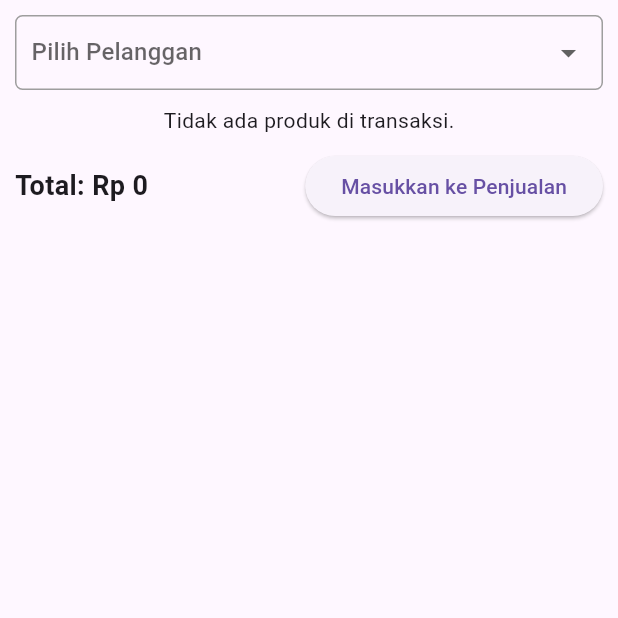
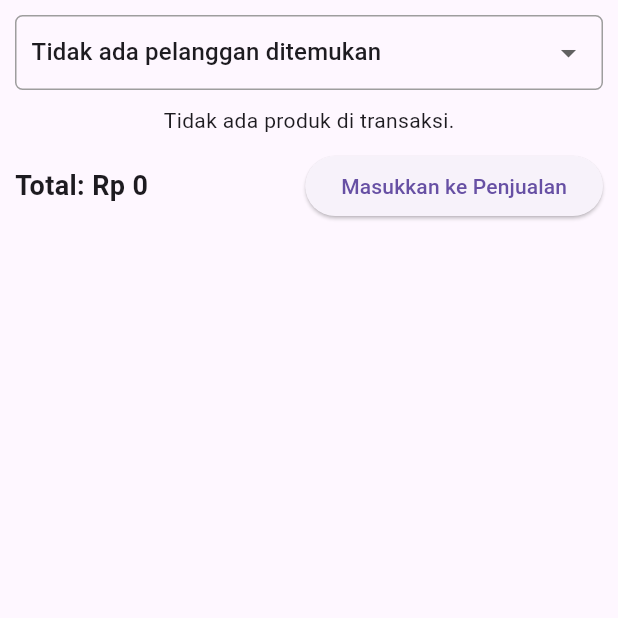
Before and after one commit to novianaura/ukk_2025, a Flutter app: the TransaksiPage screen opened directly with empty values, on a phone screen of 412 x 824 dp, the top half of it. Run offline on Flutter 3.47's test engine with Material 3 defaults, Android fonts, the phone set to English and light mode, and no system bars; our stand-ins replace supabase_flutter; accounts and stored records are empty.

Commit message:
CRUD Transaksi

```diff
--- a/lib/transaksi.dart
+++ b/lib/transaksi.dart
@@ -3,16 +3,20 @@ import 'package:ukk_2025/penjualan.dart';
 
 class TransaksiPage extends StatefulWidget {
   final List<Map<String, dynamic>> transaksiItems;
+  final List<Map<String, dynamic>>
+      customers; // Daftar pelanggan yang dikirim dari HomePage
 
-  const TransaksiPage({Key? key, required this.transaksiItems}) : super(key: key);
+  const TransaksiPage(
+      {Key? key, required this.transaksiItems, required this.customers})
+      : super(key: key);
 
   @override
   _TransaksiPageState createState() => _TransaksiPageState();
 }
 
 class _TransaksiPageState extends State<TransaksiPage> {
-  String? selectedCustomer;  // Variable to hold the selected customer
-  List<String> customers = ['Pelanggan 1', 'Pelanggan 2', 'Pelanggan 3']; // Example customer list
+  String?
+      selectedCustomer; // Untuk menyimpan pelanggan yang dipilih di dropdown
 
   double _calculateTotal() {
     double total = 0;
@@ -24,27 +28,15 @@ class _TransaksiPageState extends State<TransaksiPage> {
     return total;
   }
 
-  void _updateQuantity(int index, int delta) {
-    setState(() {
-      final product = widget.transaksiItems[index];
-      product['quantity'] = (product['quantity'] ?? 1) + delta;
-
-      // If the quantity is less than or equal to zero, remove the product from the list
-      if (product['quantity'] <= 0) {
-        widget.transaksiItems.removeAt(index);
-      } else {
-        // Ensure quantity does not go negative
-        product['quantity'] = product['quantity'] ?? 1;
-      }
-    });
-  }
-
   @override
   Widget build(BuildContext context) {
+    print(widget.customers
+        .map((customer) => customer['nama_pelanggan'])
+        .toList());
     return Scaffold(
       body: Column(
         children: [
-          // Customer dropdown is visible from the start
+          // Dropdown untuk memilih pelanggan
           Padding(
             padding: const EdgeInsets.all(10.0),
             child: Container(
@@ -63,17 +55,27 @@ class _TransaksiPageState extends State<TransaksiPage> {
                 },
                 isExpanded: true,
                 underline: SizedBox(),
-                items: customers.map<DropdownMenuItem<String>>((String customer) {
-                  return DropdownMenuItem<String>(
-                    value: customer,
-                    child: Text(customer),
-                  );
-                }).toList(),
+                items: widget.customers.isNotEmpty
+                    ? widget.customers
+                        .map<DropdownMenuItem<String>>((customer) {
+                        return DropdownMenuItem<String>(
+                          value: customer['pelanggan_id']
+                              .toString(),
+                          child: Text(customer[
+                              'nama_pelanggan']),
+                        );
+                      }).toList()
+                    : [
+                        DropdownMenuItem<String>(
+                          value: null,
+                          child: Text('Tidak ada pelanggan ditemukan'),
+                        )
+                      ],
               ),
             ),
           ),
 
-          // Product List Section
+          // Menampilkan produk yang ada di transaksi
           widget.transaksiItems.isEmpty
               ? Center(child: Text('Tidak ada produk di transaksi.'))
               : Expanded(
@@ -86,8 +88,9 @@ class _TransaksiPageState extends State<TransaksiPage> {
                       final subtotal = price * quantity;
 
                       return Card(
-                        key: ValueKey(index), // Use ValueKey to prevent unnecessary rebuilds
-                        margin: EdgeInsets.symmetric(vertical: 5, horizontal: 10),
+                        key: ValueKey(index),
+                        margin:
+                            EdgeInsets.symmetric(vertical: 5, horizontal: 10),
                         child: Padding(
                           padding: const EdgeInsets.all(10),
                           child: Row(
@@ -98,7 +101,9 @@ class _TransaksiPageState extends State<TransaksiPage> {
                                 children: [
                                   Text(
                                     product['name'],
-                                    style: TextStyle(fontWeight: FontWeight.bold, fontSize: 16),
+                                    style: TextStyle(
+                                        fontWeight: FontWeight.bold,
+                                        fontSize: 16),
                                   ),
                                   SizedBox(height: 5),
                                   Text(
@@ -111,16 +116,22 @@ class _TransaksiPageState extends State<TransaksiPage> {
                                 children: [
                                   IconButton(
                                     icon: Icon(Icons.remove),
-                                    onPressed: () => _updateQuantity(index, -1),
+                                    onPressed: () {
+                                      _updateQuantity(index, -1);
+                                    },
                                     color: Colors.red,
                                   ),
                                   Text(
                                     '$quantity',
-                                    style: TextStyle(fontSize: 16, fontWeight: FontWeight.bold),
+                                    style: TextStyle(
+                                        fontSize: 16,
+                                        fontWeight: FontWeight.bold),
                                   ),
                                   IconButton(
                                     icon: Icon(Icons.add),
-                                    onPressed: () => _updateQuantity(index, 1),
+                                    onPressed: () {
+                                      _updateQuantity(index, 1);
+                                    },
                                     color: Colors.green,
                                   ),
                                 ],
@@ -133,7 +144,7 @@ class _TransaksiPageState extends State<TransaksiPage> {
                   ),
                 ),
 
-          // Total and button section
+          // Total dan tombol untuk lanjut ke Penjualan
           Padding(
             padding: const EdgeInsets.all(10.0),
             child: Row(
@@ -147,13 +158,16 @@ class _TransaksiPageState extends State<TransaksiPage> {
                   onPressed: () {
                     if (selectedCustomer == null) {
                       ScaffoldMessenger.of(context).showSnackBar(
-                        SnackBar(content: Text('Silakan pilih pelanggan terlebih dahulu!')),
+                        SnackBar(
+                            content: Text(
+                                'Silakan pilih pelanggan terlebih dahulu!')),
                       );
                     } else {
                       Navigator.push(
                         context,
                         MaterialPageRoute(
-                          builder: (context) => PenjualanPage(transaksiItems: widget.transaksiItems),
+                          builder: (context) => PenjualanPage(
+                              transaksiItems: widget.transaksiItems),
                         ),
                       );
                     }
@@ -167,4 +181,10 @@ class _TransaksiPageState extends State<TransaksiPage> {
       ),
     );
   }
+
+  void _updateQuantity(int index, int change) {
+    setState(() {
+      widget.transaksiItems[index]['quantity'] += change;
+    });
+  }
 }
```
